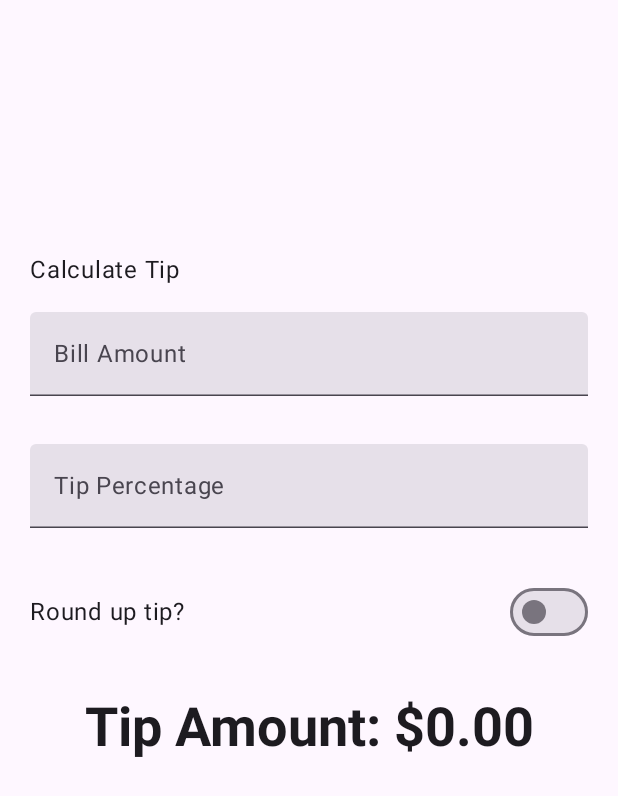
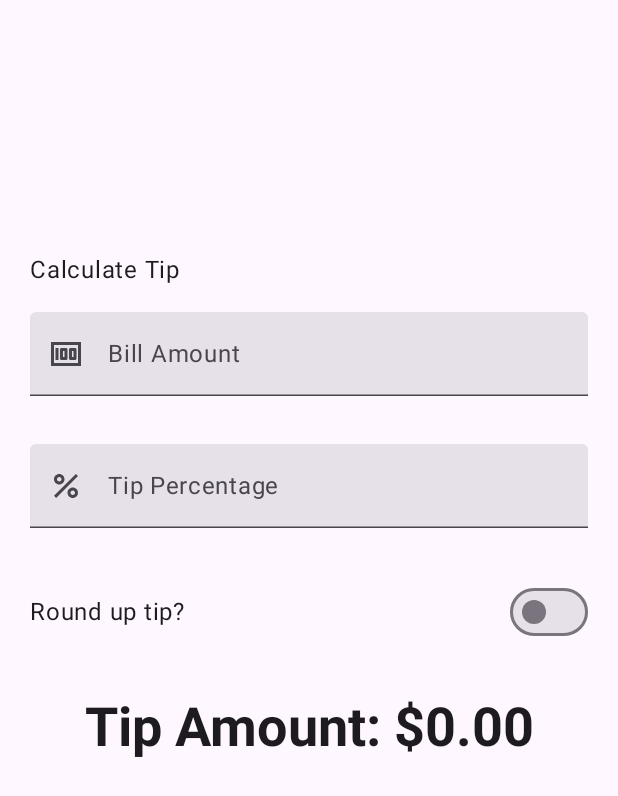
Before and after one commit to maverickamit/tip-time, an Android app built with Jetpack Compose: the screen it shows after launch (MainActivity), on a phone screen of 412 x 824 dp. Shown: the top 796 px of the screen. Run offline under Robolectric (Android 15) with nearby library versions, the phone set to English and light mode, and no system bars.

Commit message:
Add leading icon to text fields

```diff
--- a/app/src/main/java/com/example/tiptime/MainActivity.kt
+++ b/app/src/main/java/com/example/tiptime/MainActivity.kt
@@ -18,6 +18,7 @@ package com.example.tiptime
 import android.os.Bundle
 import androidx.activity.ComponentActivity
 import androidx.activity.compose.setContent
+import androidx.annotation.DrawableRes
 import androidx.annotation.StringRes
 import androidx.compose.foundation.layout.Arrangement
 import androidx.compose.foundation.layout.Column
@@ -42,12 +43,14 @@ import androidx.compose.ui.Modifier
 import androidx.compose.ui.res.stringResource
 import androidx.compose.foundation.text.KeyboardOptions
 import androidx.compose.foundation.verticalScroll
+import androidx.compose.material3.Icon
 import androidx.compose.material3.Switch
 import androidx.compose.ui.text.input.KeyboardType
 import androidx.compose.ui.tooling.preview.Preview
 import androidx.compose.runtime.getValue
 import androidx.compose.runtime.setValue
 import androidx.compose.ui.modifier.modifierLocalConsumer
+import androidx.compose.ui.res.painterResource
 import androidx.compose.ui.text.input.ImeAction
 import androidx.compose.ui.unit.dp
 import com.example.tiptime.ui.theme.TipTimeTheme
@@ -61,8 +64,7 @@ class MainActivity : ComponentActivity() {
             TipTimeTheme {
                 // A surface container using the 'background' color from the theme
                 Surface(
-                    modifier = Modifier.fillMaxSize(),
-                    color = MaterialTheme.colorScheme.background
+                    modifier = Modifier.fillMaxSize(), color = MaterialTheme.colorScheme.background
                 ) {
                     TipTimeLayout()
                 }
@@ -87,7 +89,7 @@ fun TipTimeLayout() {
         mutableStateOf(false)
     }
 
-    val tip = calculateTip(amount, tipPercent,roundUpTip)
+    val tip = calculateTip(amount, tipPercent, roundUpTip)
     Column(
         modifier = Modifier
             .padding(20.dp)
@@ -105,9 +107,9 @@ fun TipTimeLayout() {
             amountInput,
             { amountInput = it },
             R.string.bill_amount,
+            R.drawable.money,
             keyboardOptions = KeyboardOptions.Default.copy(
-                keyboardType = KeyboardType.Number,
-                imeAction = ImeAction.Next
+                keyboardType = KeyboardType.Number, imeAction = ImeAction.Next
             ),
             modifier = Modifier
                 .padding(bottom = 32.dp)
@@ -117,6 +119,7 @@ fun TipTimeLayout() {
             tipAmountInput,
             { tipAmountInput = it },
             R.string.how_was_the_service,
+            R.drawable.percent,
             keyboardOptions = KeyboardOptions.Default.copy(
                 keyboardType = KeyboardType.Number, imeAction = ImeAction.Done
             ),
@@ -142,6 +145,7 @@ fun EditNumberField(
     value: String,
     onValueChange: (String) -> Unit,
     @StringRes label: Int,
+    @DrawableRes leadingIcon: Int,
     keyboardOptions: KeyboardOptions,
     modifier: Modifier = Modifier
 ) {
@@ -149,7 +153,11 @@ fun EditNumberField(
         value = value,
         onValueChange = onValueChange,
         label = { Text(text = stringResource(id = label)) },
-        singleLine = true,
+        leadingIcon = {
+            Icon(
+                painter = painterResource(id = leadingIcon), contentDescription = null
+            )
+        },
         keyboardOptions = keyboardOptions,
         modifier = modifier
     )
@@ -157,15 +165,14 @@ fun EditNumberField(
 
 @Composable
 fun RoundTheTipRow(
-    checked: Boolean,
-    onCheckedChange: (Boolean) -> Unit,
-    modifier: Modifier = Modifier
+    checked: Boolean, onCheckedChange: (Boolean) -> Unit, modifier: Modifier = Modifier
 ) {
 
     Row(
         modifier = modifier
             .fillMaxWidth()
-            .size(48.dp), verticalAlignment = Alignment.CenterVertically
+            .size(48.dp),
+        verticalAlignment = Alignment.CenterVertically
     ) {
         Text(text = stringResource(R.string.round_up_tip))
         Switch(
```
